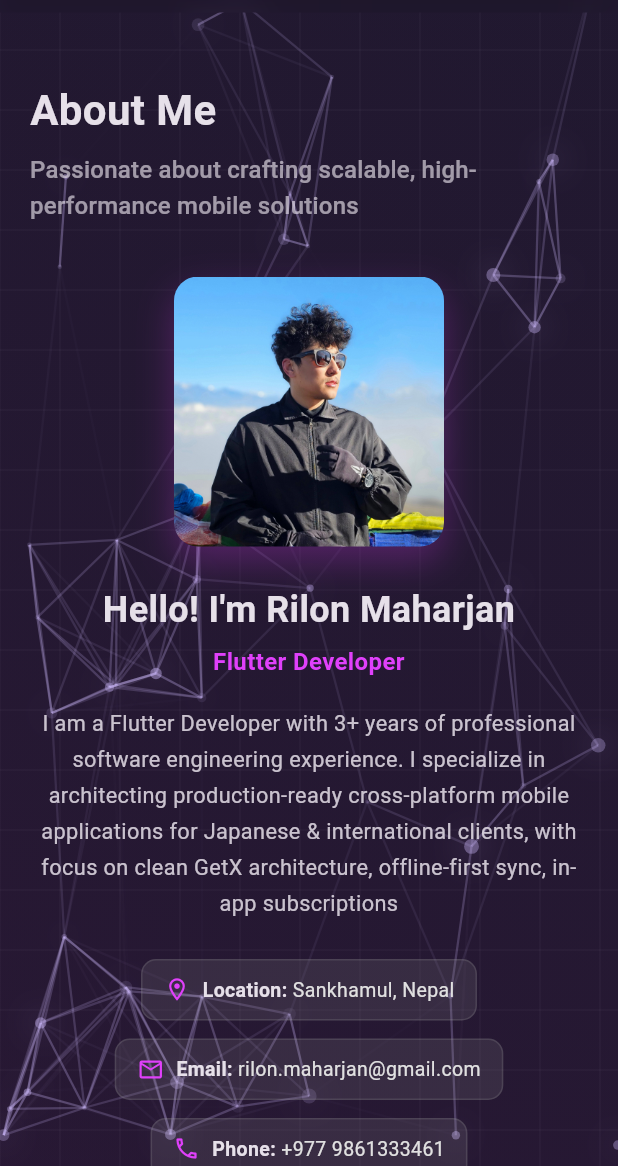
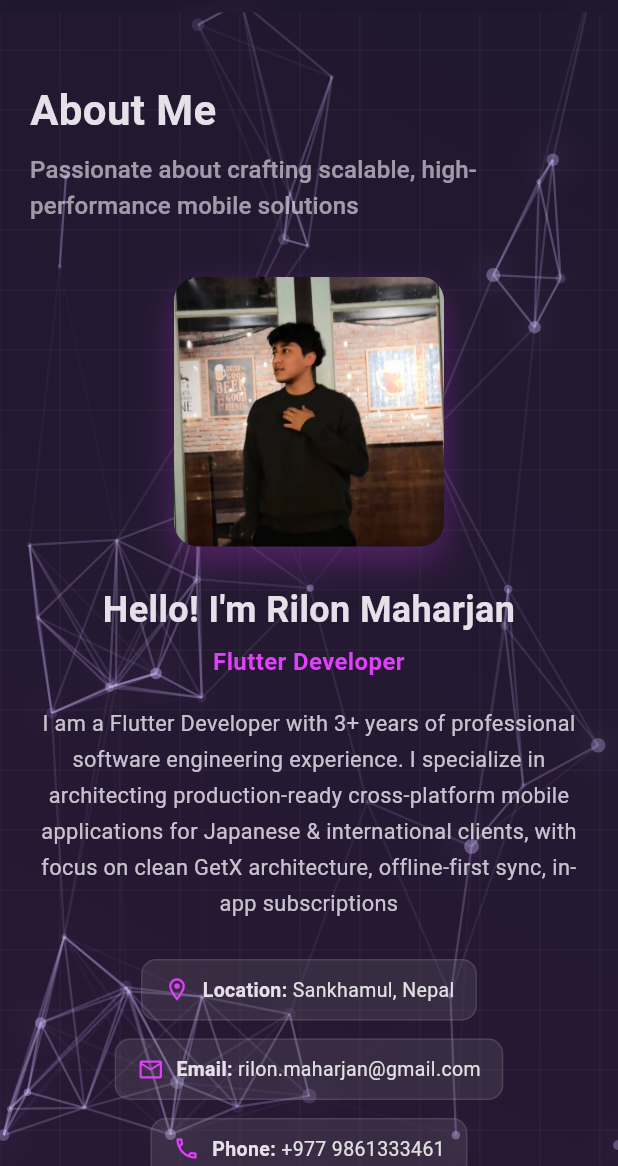
Before and after one commit to rilonmaharjan/myportfolio, a Flutter app: the screen it shows after launch, on a phone screen of 412 x 824 dp, the part 70-1236 px from its top. Run offline on Flutter 3.47's test engine with Material 3 defaults, Android fonts, the phone set to English and light mode, and no system bars.

Commit message:
feat: implement responsive about section with profile image and experience highlights

```diff
--- a/lib/constant/constant.dart
+++ b/lib/constant/constant.dart
@@ -5,3 +5,4 @@
 String profession   = "Flutter Developer";
 String expereince   = "3+";
 String skills       = "Flutter, Dart, Firebase, REST APIs, Git, HTML, CSS, JavaScript";
+String cvUrl        = "https://drive.google.com/file/d/1inI9QKH8llirQjz0ewDOOxbudqu6x9Y0/view?usp=drivesdk";
--- a/lib/views/about_section.dart
+++ b/lib/views/about_section.dart
@@ -97,7 +97,7 @@
         child: ClipRRect(
           borderRadius: BorderRadius.circular(16),
           child: Image.asset(
-            'assets/images/pp.jpg',
+            'assets/images/ppp.jpg',
             width: isMobile ? 180 : 320,
             height: isMobile ? 180 : 360,
             fit: BoxFit.cover,
@@ -200,10 +200,10 @@
             ),
             OutlinedButton.icon(
               onPressed: () {
-                AppUtils().openLinkWithUrl('mailto:$email?subject=Request%20Resume');
+                AppUtils().openLinkWithUrl(cvUrl);
               },
               icon: const Icon(Icons.description_outlined, size: 18),
-              label: const Text('Contact Details'),
+              label: const Text('Check CV'),
               style: OutlinedButton.styleFrom(
                 padding: const EdgeInsets.symmetric(horizontal: 24, vertical: 14),
                 shape: RoundedRectangleBorder(
```
Also changed, not shown: assets/images/pp.jpg (deleted), assets/images/ppp.jpg (added).
